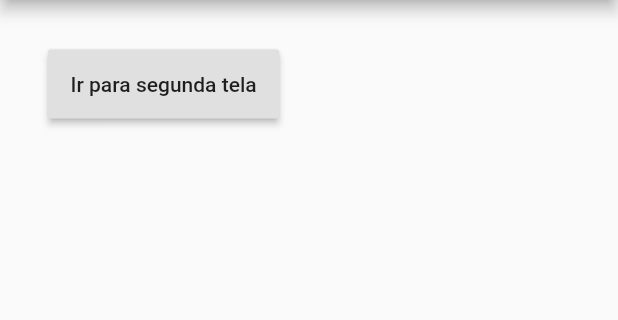
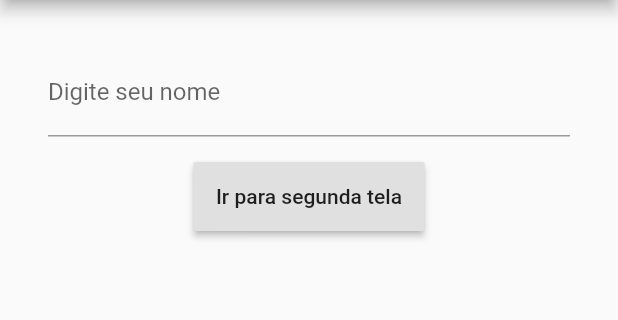
Before and after one commit to FelipeM0407/navegacao_entre_telas, a Flutter app: the screen it shows after launch, on a phone screen of 412 x 824 dp, the part 84-404 px from its top. Run offline on Flutter 3.47's test engine with Material 2 defaults, Android fonts, the phone set to English and light mode, and no system bars.

Commit message:
insercao do campo de texto

```diff
--- a/lib/TelaSecundaria.dart
+++ b/lib/TelaSecundaria.dart
@@ -1,6 +1,10 @@
 import 'package:flutter/material.dart';
 
 class TelaSecundaria extends StatefulWidget {
+  String valor;
+
+  TelaSecundaria({this.valor});
+
   @override
   _TelaSecundariaState createState() => _TelaSecundariaState();
 }
@@ -17,7 +21,7 @@ class _TelaSecundariaState extends State<TelaSecundaria> {
         padding: EdgeInsets.all(32),
         child: Column(
           children: <Widget>[
-            Text("Segunda Tela!!!"),
+            Text("Segunda Tela! Valor passado: ${widget.valor}"),
           ],
         ),
       ),
--- a/lib/main.dart
+++ b/lib/main.dart
@@ -14,6 +14,8 @@ class TelaPrincipal extends StatefulWidget {
 }
 
 class _TelaPrincipalState extends State<TelaPrincipal> {
+  TextEditingController _nome = new TextEditingController();
+
   @override
   Widget build(BuildContext context) {
     return Scaffold(
@@ -25,17 +27,27 @@ class _TelaPrincipalState extends State<TelaPrincipal> {
         padding: EdgeInsets.all(32),
         child: Column(
           children: <Widget>[
-            RaisedButton(
+            TextField(
+              keyboardType: TextInputType.text,
+              decoration: InputDecoration(
+                labelText: "Digite seu nome",
+              ),
+              controller: _nome,
+            ),
+            Padding(
+              padding: EdgeInsets.only(top: 16),
+              child: RaisedButton(
                 child: Text("Ir para segunda tela"),
                 padding: EdgeInsets.all(15),
                 onPressed: () {
                   Navigator.push(
                     context,
                     MaterialPageRoute(
-                    builder: (context) => TelaSecundaria(),
+                      builder: (context) => TelaSecundaria(valor: _nome.text),
                     ),
                   );
                 },
+              ),
             ),
           ],
         ),
```
Lines whose indentation alone changed are shown as unchanged.
